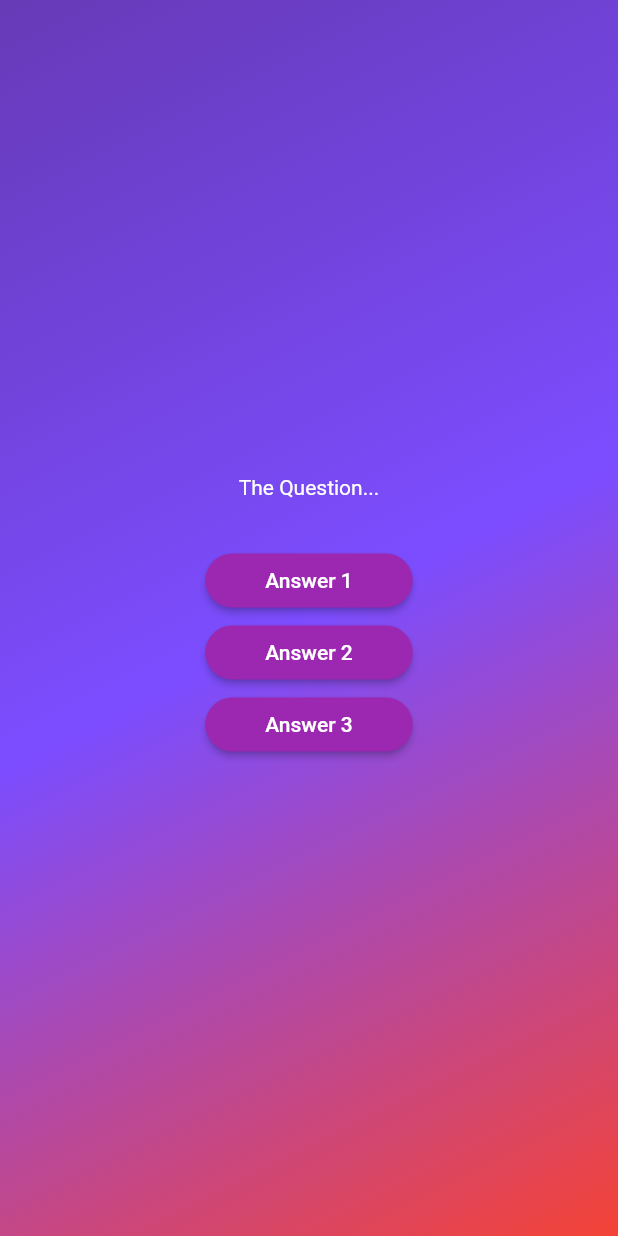
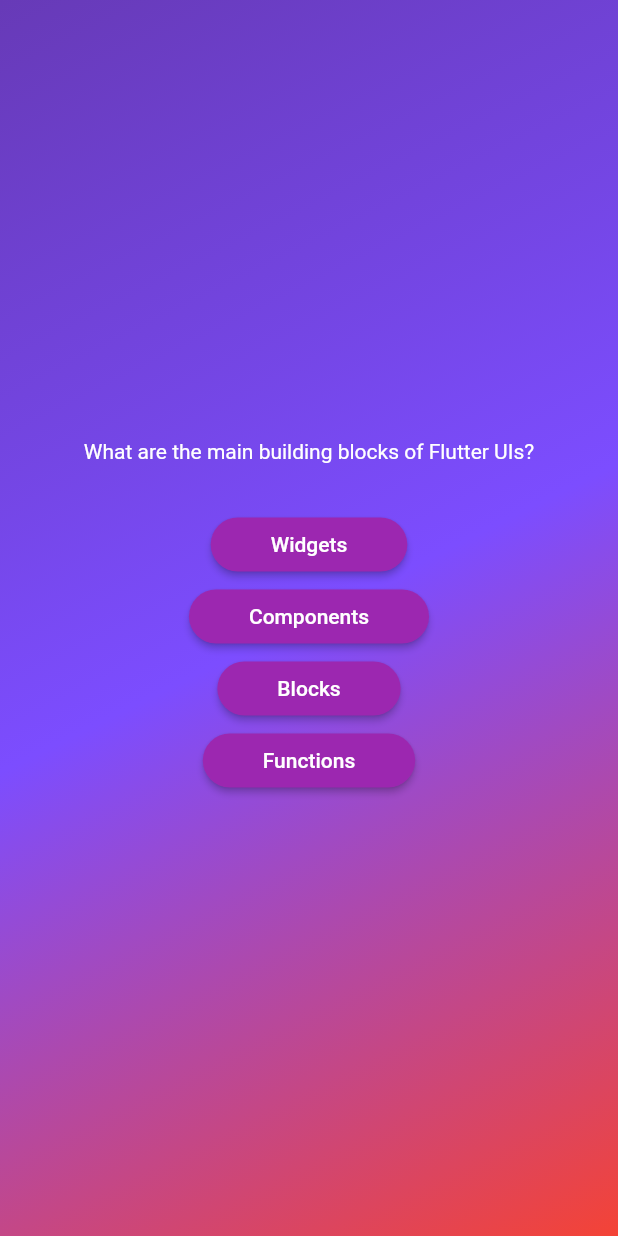
Before and after one commit to cdivyansh123/quiz_application_flutter, a Flutter app: the screen it shows after launch, after a tap on "Start quiz", on a phone screen of 412 x 824 dp. Run offline on Flutter 3.47's test engine with Material 2 defaults, Android fonts, the phone set to English and light mode, and no system bars.

Commit message:
First commit

```diff
--- a/lib/question_screen.dart
+++ b/lib/question_screen.dart
@@ -1,6 +1,7 @@
 import 'package:flutter/cupertino.dart';
 import 'package:flutter/material.dart';
 import 'package:flutter_projects/answer_button.dart';
+import 'package:flutter_projects/data/questions.dart';
 
 class QuestionScreen extends StatefulWidget {
   QuestionScreen({super.key});
@@ -12,6 +13,7 @@ class QuestionScreen extends StatefulWidget {
 }
 
 class _QuestionState extends State<QuestionScreen> {
+  final currentQuestion = questions[0];
   @override
   Widget build(BuildContext context) {
     return SizedBox(
@@ -20,7 +22,7 @@ class _QuestionState extends State<QuestionScreen> {
         mainAxisAlignment: MainAxisAlignment.center,
         children: [
           Text(
-            'The Question...',
+            currentQuestion.text,
             style: TextStyle(
               color: Colors.white,
             ),
@@ -29,17 +31,22 @@ class _QuestionState extends State<QuestionScreen> {
             height: 30,
           ),
           AnswerButton(
-              answerText: 'Answer 1',
+              answerText: currentQuestion.answers[0],
               onTap: () {
                 //todo
               }),
           AnswerButton(
-              answerText: 'Answer 2',
+              answerText: currentQuestion.answers[1],
               onTap: () {
                 //todo
               }),
           AnswerButton(
-              answerText: 'Answer 3',
+              answerText: currentQuestion.answers[2],
+              onTap: () {
+                //todo
+              }),
+          AnswerButton(
+              answerText: currentQuestion.answers[3],
               onTap: () {
                 //todo
               })
```
